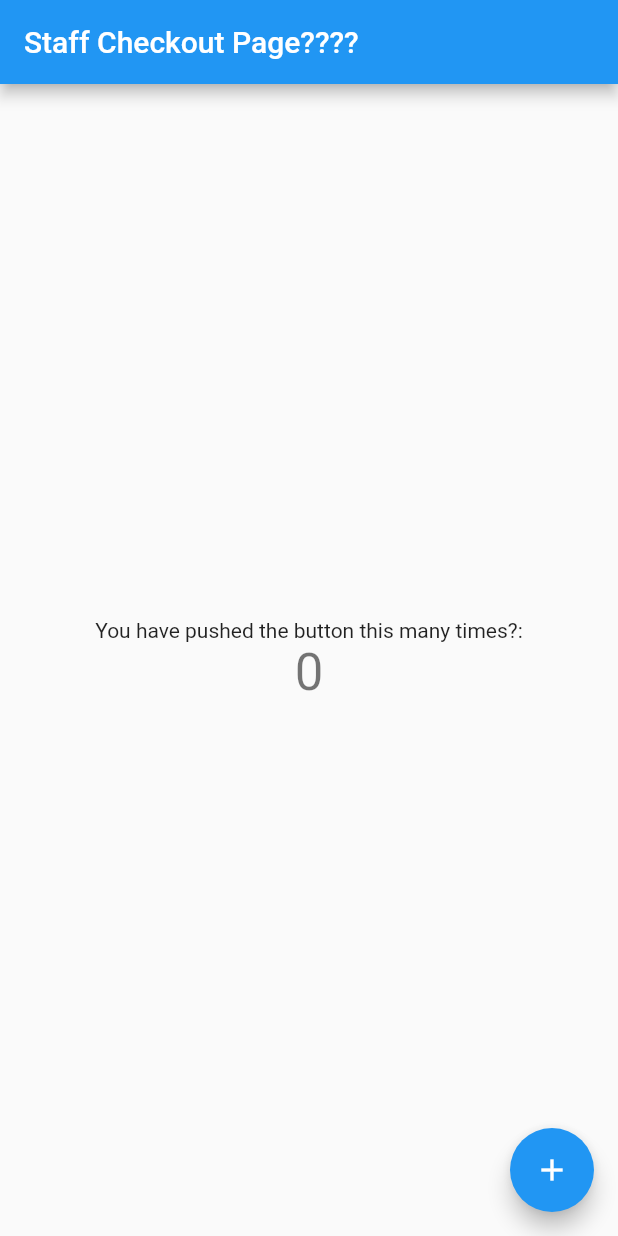
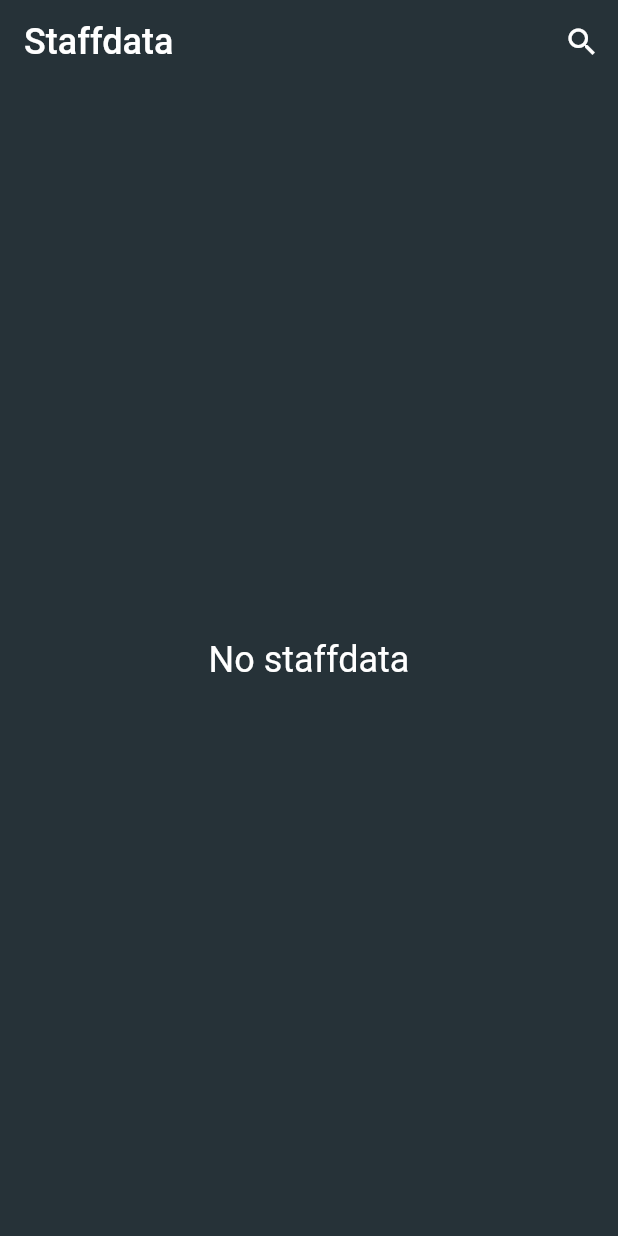
Before and after one commit to Zappiee/flutter_intern, a Flutter app: the screen it shows after launch, on a phone screen of 412 x 824 dp. Run offline on Flutter 3.47's test engine with Material 2 defaults, Android fonts, the phone set to English and light mode, and no system bars; our stand-ins replace sqflite; accounts and stored records are empty.

Commit message:
implemented main page

```diff
--- a/lib/main.dart
+++ b/lib/main.dart
@@ -1,119 +1,33 @@
 import 'package:flutter/material.dart';
-// import 'dart:async';
+import 'package:flutter/services.dart';
+import 'package:internship_assessment/page/displaymain.dart';
 
-// import 'package:path/path.dart';
-// import 'package:sqflite/sqflite.dart';
+Future main() async {
+  WidgetsFlutterBinding.ensureInitialized();
+  await SystemChrome.setPreferredOrientations([
+    DeviceOrientation.portraitUp,
+    DeviceOrientation.portraitDown,
+  ]);
 
-void main() {
-  runApp(const MyApp());
+  runApp(MyApp());
 }
 
 class MyApp extends StatelessWidget {
-  const MyApp({Key? key}) : super(key: key);
-
-  // This widget is the root of your application.
-  @override
-  Widget build(BuildContext context) {
-    return MaterialApp(
-      title: 'Internship Assessment',
-      theme: ThemeData(
-        // This is the theme of your application.
-        //
-        // Try running your application with "flutter run". You'll see the
-        // application has a blue toolbar. Then, without quitting the app, try
-        // changing the primarySwatch below to Colors.green and then invoke
-        // "hot reload" (press "r" in the console where you ran "flutter run",
-        // or simply save your changes to "hot reload" in a Flutter IDE).
-        // Notice that the counter didn't reset back to zero; the application
-        // is not restarted.
-        primarySwatch: Colors.blue,
-      ),
-      home: const MyHomePage(title: 'Staff Checkout Page????'),
-    );
-  }
-}
-
-class MyHomePage extends StatefulWidget {
-  const MyHomePage({Key? key, required this.title}) : super(key: key);
-
-  // This widget is the home page of your application. It is stateful, meaning
-  // that it has a State object (defined below) that contains fields that affect
-  // how it looks.
-
-  // This class is the configuration for the state. It holds the values (in this
-  // case the title) provided by the parent (in this case the App widget) and
-  // used by the build method of the State. Fields in a Widget subclass are
-  // always marked "final".
-
-  final String title;
+  static const String title = 'Staff Check in system';
 
   @override
-  State<MyHomePage> createState() => _MyHomePageState();
+  Widget build(BuildContext context) => MaterialApp(
+        debugShowCheckedModeBanner: false,
+        title: title,
+        themeMode: ThemeMode.dark,
+        theme: ThemeData(
+          primaryColor: Colors.black,
+          scaffoldBackgroundColor: Colors.blueGrey.shade900,
+          appBarTheme: const AppBarTheme(
+            backgroundColor: Colors.transparent,
+            elevation: 0,
+          ),
+        ),
+        home: DisplayMain(),
+      );
 }
-
-class _MyHomePageState extends State<MyHomePage> {
-  int _counter = 0;
-
-  void _incrementCounter() {
-    setState(() {
-      // This call to setState tells the Flutter framework that something has
-      // changed in this State, which causes it to rerun the build method below
-      // so that the display can reflect the updated values. If we changed
-      // _counter without calling setState(), then the build method would not be
-      // called again, and so nothing would appear to happen.
-      _counter++;
-    });
-  }
-
-  @override
-  Widget build(BuildContext context) {
-    // This method is rerun every time setState is called, for instance as done
-    // by the _incrementCounter method above.
-    //
-    // The Flutter framework has been optimized to make rerunning build methods
-    // fast, so that you can just rebuild anything that needs updating rather
-    // than having to individually change instances of widgets.
-    return Scaffold(
-      appBar: AppBar(
-        // Here we take the value from the MyHomePage object that was created by
-        // the App.build method, and use it to set our appbar title.
-        title: Text(widget.title),
-      ),
-      body: Center(
-        // Center is a layout widget. It takes a single child and positions it
-        // in the middle of the parent.
-        child: Column(
-          // Column is also a layout widget. It takes a list of children and
-          // arranges them vertically. By default, it sizes itself to fit its
-          // children horizontally, and tries to be as tall as its parent.
-          //
-          // Invoke "debug painting" (press "p" in the console, choose the
-          // "Toggle Debug Paint" action from the Flutter Inspector in Android
-          // Studio, or the "Toggle Debug Paint" command in Visual Studio Code)
-          // to see the wireframe for each widget.
-          //
-          // Column has various properties to control how it sizes itself and
-          // how it positions its children. Here we use mainAxisAlignment to
-          // center the children vertically; the main axis here is the vertical
-          // axis because Columns are vertical (the cross axis would be
-          // horizontal).
-          mainAxisAlignment: MainAxisAlignment.center,
-          children: <Widget>[
-            const Text(
-              'You have pushed the button this many times?:',
-            ),
-            Text(
-              '$_counter',
-              style: Theme.of(context).textTheme.headline4,
-            ),
-          ],
-        ),
-      ),
-      floatingActionButton: FloatingActionButton(
-        onPressed: _incrementCounter,
-        tooltip: 'Increment',
-        child: const Icon(Icons.add),
-      ), // This trailing comma makes auto-formatting nicer for build methods.
-    );
-  }
-}
--- a/lib/model/databasemodel.dart
+++ b/lib/model/databasemodel.dart
@@ -3,12 +3,12 @@ const String staffdatatable = 'staffdatatable';
 
 // create value list so that data can be retrieved
 class StaffDataTable{
-  static final List<String> values = [
+  static List<String> values = [
     id, staffname, number, checkin
   ];
 
   // pass all the field inside the list
-  static const String id = '_id';
+  static const String id = 'id';
   static const String staffname = 'staffname';
   static const String number = 'phone_number';
   static const String checkin = 'checkin_time';
@@ -16,7 +16,7 @@ class StaffDataTable{
 
 // to define all the fieldname
 class StaffDataFields {
-  static const String id = '_id';
+  static const String id = 'id';
   static const String staffname = 'staffname';
   static const String number = 'phone_number';
   static const String checkin = 'checkin_time';
--- a/lib/page/displaymain.dart
+++ b/lib/page/displaymain.dart
@@ -0,0 +1,80 @@
+import 'package:flutter/material.dart';
+import 'package:flutter_staggered_grid_view/flutter_staggered_grid_view.dart';
+import 'package:internship_assessment/db/databaseconnection.dart';
+import 'package:internship_assessment/model/databasemodel.dart';
+import 'package:internship_assessment/page/staff_detail_page.dart';
+
+class DisplayMain extends StatefulWidget {
+  @override
+  _DisplayMainState createState() => _DisplayMainState();
+}
+
+class _DisplayMainState extends State<DisplayMain> {
+  late List<DatabaseModel> staffdata;
+  bool isLoading = false;
+
+  @override
+  void initState() {
+    super.initState();
+
+    refreshPage();
+  }
+
+  @override
+  void dispose() {
+    DatabaseConnection.instance.close();
+
+    super.dispose();
+  }
+
+  Future refreshPage() async {
+    setState(() => isLoading = true);
+
+    staffdata = await DatabaseConnection.instance.readAllData();
+
+    setState(() => isLoading = false);
+  }
+
+  @override
+  Widget build(BuildContext context) => Scaffold(
+        appBar: AppBar(
+          title: const Text(
+            'Staffdata',
+            style: TextStyle(fontSize: 24),
+          ),
+          actions: const [Icon(Icons.search), SizedBox(width: 12)],
+        ),
+        body: Center(
+          child: isLoading
+              ? const CircularProgressIndicator()
+              : staffdata.isEmpty
+                  ? const Text(
+                      'No staffdata',
+                      style: TextStyle(color: Colors.white, fontSize: 24),
+                    )
+                  : buildNotes(),
+        ),
+      );
+
+  Widget buildNotes() => StaggeredGridView.countBuilder(
+        padding: const EdgeInsets.all(8),
+        itemCount: staffdata.length,
+        staggeredTileBuilder: (index) => const StaggeredTile.fit(2),
+        crossAxisCount: 4,
+        mainAxisSpacing: 4,
+        crossAxisSpacing: 4,
+        itemBuilder: (context, index) {
+          final newstaffdata = staffdata[index];
+
+          return GestureDetector(
+            onTap: () async {
+              await Navigator.of(context).push(MaterialPageRoute(
+                builder: (context) => StaffDetailPage(staffid: newstaffdata.id!),
+              ));
+
+              refreshPage();
+            },
+          );
+        },
+      );
+}
```
Also changed, not shown: lib/db/databaseconnection.dart (+4 -4 lines), lib/page/editstaff.dart (added, +99 -0 lines), lib/page/staff_detail_page.dart (added, +93 -0 lines), lib/page/staffpagewidget.dart (added, +65 -0 lines).
